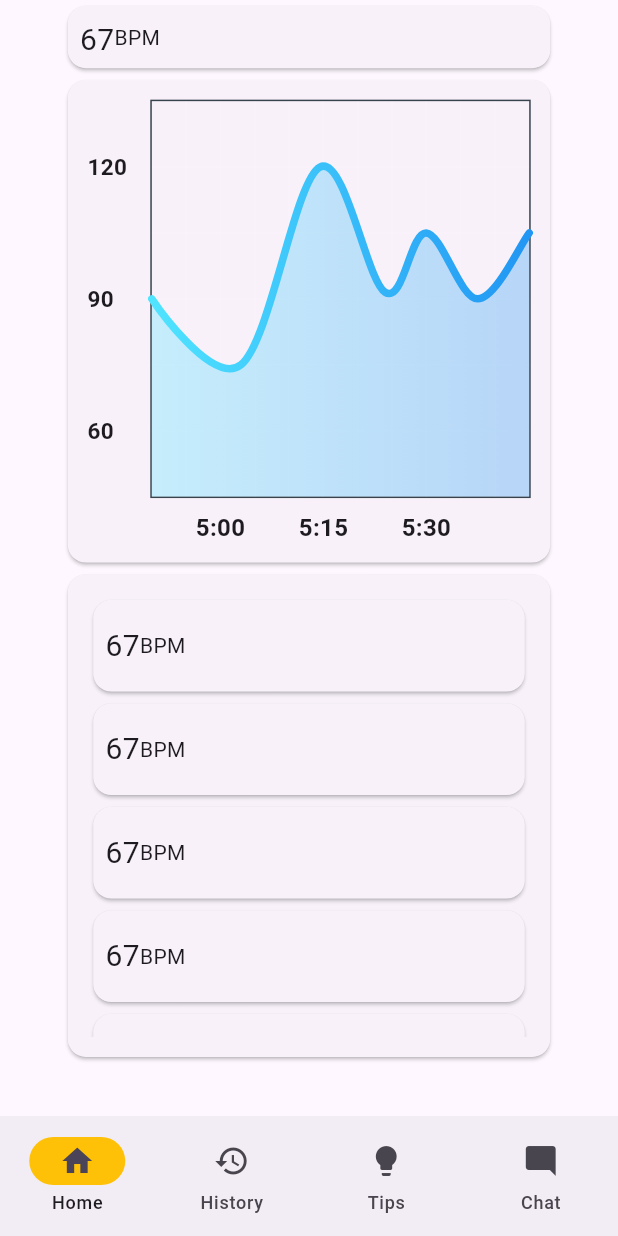
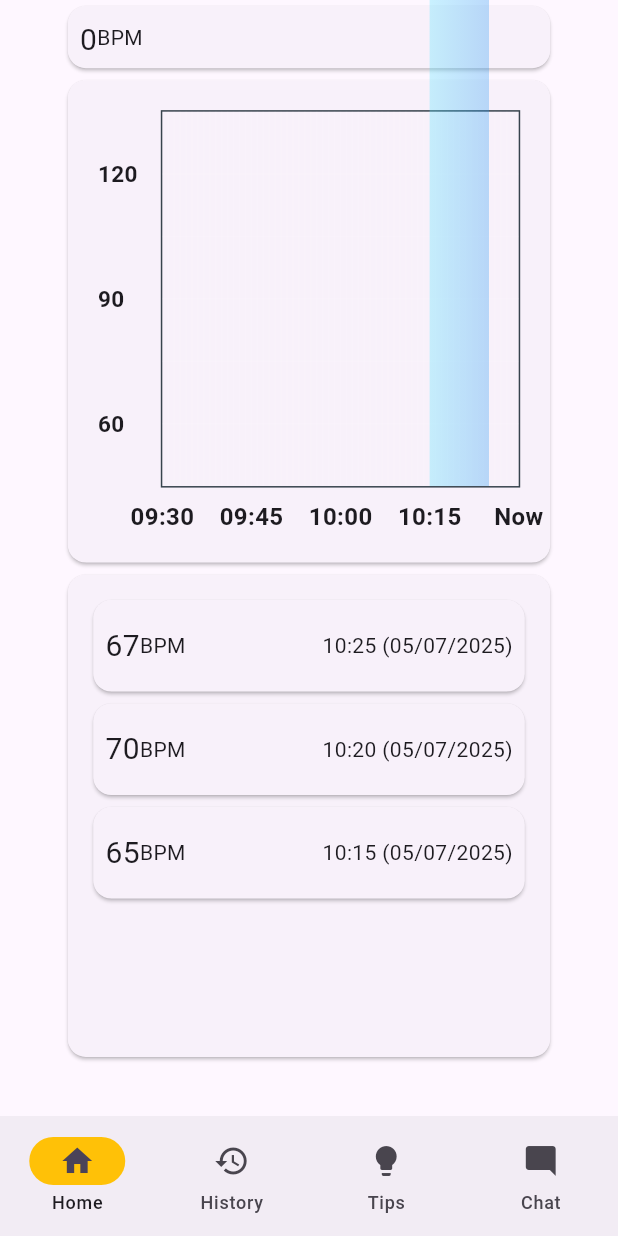
Before and after one commit to Gavn1du/PTSD-Relief-Wearable, a Flutter app: the screen it shows after launch, on a phone screen of 412 x 824 dp. Run offline on Flutter 3.47's test engine with Material 3 defaults, Android fonts, the phone set to English and light mode, and no system bars; drawn by our look-alikes of fl_chart; our stand-ins replace google_fonts, shared_preferences; missing offline and left inert: chatview, gpt_markdown, markdown_widget.

Commit message:
worked on home screen

```diff
--- a/ptsd_relief_app/lib/screens/homescreen.dart
+++ b/ptsd_relief_app/lib/screens/homescreen.dart
@@ -5,6 +5,14 @@
 import 'package:ptsd_relief_app/components/app_colors.dart';
 import 'package:fl_chart/fl_chart.dart';
 import 'package:intl/intl.dart';
+import 'package:shared_preferences/shared_preferences.dart';
+
+class BPMData {
+  final DateTime time;
+  final int bpm;
+
+  BPMData(this.time, this.bpm);
+}
 
 class Homescreen extends StatefulWidget {
   const Homescreen({super.key});
@@ -18,6 +26,9 @@
   late final double oneHourAgoMillis;
   late final List<FlSpot> timeSpots;
 
+  int currentBPM = 0;
+  List<BPMData> sortedBPMData = [];
+
   List<Color> gradientColors = [
     AppColors.contentColorCyan,
     AppColors.contentColorBlue,
@@ -26,15 +37,30 @@
   Widget bottomTitleWidgets(double value, TitleMeta meta) {
     const style = TextStyle(fontWeight: FontWeight.bold, fontSize: 16);
     Widget text;
+    DateTime now = DateTime.now();
+    DateTime fifteenMinutesAgo = now.subtract(const Duration(minutes: 15));
+    String formattedTime = DateFormat('HH:mm').format(fifteenMinutesAgo);
+    DateTime thirtyMinutesAgo = now.subtract(const Duration(minutes: 30));
+    String formattedTime30 = DateFormat('HH:mm').format(thirtyMinutesAgo);
+    DateTime fortyFiveMinutesAgo = now.subtract(const Duration(minutes: 45));
+    String formattedTime45 = DateFormat('HH:mm').format(fortyFiveMinutesAgo);
+    DateTime oneHourAgo = now.subtract(const Duration(hours: 1));
+    String formattedTime60 = DateFormat('HH:mm').format(oneHourAgo);
     switch (value.toInt()) {
-      case 2:
-        text = const Text('5:00', style: style);
+      case 0:
+        text = Text(formattedTime60, style: style);
         break;
-      case 5:
-        text = const Text('5:15', style: style);
+      case 15:
+        text = Text(formattedTime45, style: style);
         break;
-      case 8:
-        text = const Text('5:30', style: style);
+      case 30:
+        text = Text(formattedTime30, style: style);
+        break;
+      case 45:
+        text = Text(formattedTime, style: style);
+        break;
+      case 60:
+        text = const Text('Now', style: style);
         break;
       default:
         text = const Text('', style: style);
@@ -119,20 +145,12 @@
         border: Border.all(color: const Color(0xff37434d)),
       ),
       minX: 0,
-      maxX: 11,
+      maxX: 60,
       minY: 0,
       maxY: 6,
       lineBarsData: [
         LineChartBarData(
-          spots: const [
-            FlSpot(0, 3),
-            FlSpot(2.6, 2),
-            FlSpot(4.9, 5),
-            FlSpot(6.8, 3.1),
-            FlSpot(8, 4),
-            FlSpot(9.5, 3),
-            FlSpot(11, 4),
-          ],
+          spots: timeSpots,
           isCurved: true,
           gradient: LinearGradient(colors: gradientColors),
           barWidth: 5,
@@ -170,6 +188,39 @@
       FlSpot(oneHourAgoMillis + (nowMillis - oneHourAgoMillis) * 0.75, 3.1),
       FlSpot(nowMillis, 4),
     ];
+
+    // Fetch the BPM data from shared preferences
+    // example data format: ["2023-10-01T12:00:00.000Z,67", "2023-10-01T12:05:00.000Z,70"]
+    SharedPreferences.getInstance().then((prefs) {
+      List<String>? bpmDataStrings = prefs.getStringList('bpmData');
+      if (bpmDataStrings != null) {
+        sortedBPMData =
+            bpmDataStrings.map((data) {
+              final parts = data.split(',');
+              final time = DateTime.parse(parts[0]);
+              final bpm = int.parse(parts[1]);
+              return BPMData(time, bpm);
+            }).toList();
+
+        sortedBPMData.sort((a, b) => a.time.compareTo(b.time));
+      }
+    });
+
+    // add example data for debug
+    sortedBPMData.addAll([
+      BPMData(DateTime.now().subtract(Duration(minutes: 5)), 67),
+      BPMData(DateTime.now().subtract(Duration(minutes: 10)), 70),
+      BPMData(DateTime.now().subtract(Duration(minutes: 15)), 65),
+    ]);
+
+    // create the timespots for the chart
+    timeSpots.clear();
+    for (var bpmData in sortedBPMData) {
+      int minutesAgo = DateTime.now().difference(bpmData.time).inMinutes;
+      double xValue = (60 - minutesAgo).toDouble();
+      if (xValue < 0 || xValue > 60) continue; // Skip
+      timeSpots.add(FlSpot(xValue, bpmData.bpm.toDouble()));
+    }
   }
 
   @override
@@ -191,7 +242,10 @@
                     padding: const EdgeInsets.all(8.0),
                     child: Row(
                       children: [
-                        Text('67', style: TextStyle(fontSize: 20)),
+                        Text(
+                          currentBPM.toString(),
+                          style: TextStyle(fontSize: 20),
+                        ),
                         Text('BPM'),
                       ],
                     ),
@@ -203,7 +257,7 @@
                 width: SizeConfig.horizontal! * 80,
                 child: Card(
                   child: Padding(
-                    padding: const EdgeInsets.all(13.0),
+                    padding: const EdgeInsets.all(20.0),
                     child: LineChart(mainData()),
                   ),
                 ),
@@ -214,12 +268,27 @@
                 child: Card(
                   child: Padding(
                     padding: const EdgeInsets.all(13.0),
-                    child: ListView.builder(
-                      itemCount: 5,
-                      itemBuilder: (context, index) {
-                        return const RecommendationCard();
-                      },
-                    ),
+                    child:
+                        (sortedBPMData.isNotEmpty)
+                            ? ListView.builder(
+                              itemCount: sortedBPMData.length,
+                              itemBuilder: (context, index) {
+                                final bpmData = sortedBPMData[index];
+                                return RecommendationCard(
+                                  bpm: bpmData.bpm,
+                                  time: bpmData.time,
+                                );
+                              },
+                            )
+                            : Center(
+                              child: Text(
+                                'No BPM history available',
+                                style: GoogleFonts.poppins(
+                                  fontSize: 16,
+                                  color: Colors.black,
+                                ),
+                              ),
+                            ),
                   ),
                 ),
               ),
@@ -248,7 +317,10 @@
 }
 
 class RecommendationCard extends StatefulWidget {
-  const RecommendationCard({super.key});
+  const RecommendationCard({super.key, required this.bpm, required this.time});
+
+  final int bpm;
+  final DateTime time;
 
   @override
   State<RecommendationCard> createState() => _RecommendationCardState();
@@ -261,7 +333,18 @@
       child: Padding(
         padding: const EdgeInsets.symmetric(vertical: 16.0, horizontal: 8.0),
         child: Row(
-          children: [Text('67', style: TextStyle(fontSize: 20)), Text('BPM')],
+          mainAxisAlignment: MainAxisAlignment.spaceBetween,
+          children: [
+            Row(
+              children: [
+                Text(widget.bpm.toString(), style: TextStyle(fontSize: 20)),
+                Text('BPM'),
+              ],
+            ),
+            Text(
+              '${widget.time.hour}:${widget.time.minute.toString().padLeft(2, '0')} (${DateFormat('dd/MM/yyyy').format(widget.time)})',
+            ),
+          ],
         ),
       ),
     );
--- a/ptsd_relief_app/pubspec.yaml
+++ b/ptsd_relief_app/pubspec.yaml
@@ -42,6 +42,7 @@
   http: ^1.4.0
   markdown_widget: ^2.3.2+8
   gpt_markdown: ^1.0.20
+  flutter_math_fork: 0.7.3
 
 dev_dependencies:
   flutter_test:
```
Also changed, not shown: ptsd_relief_app/pubspec.lock.
